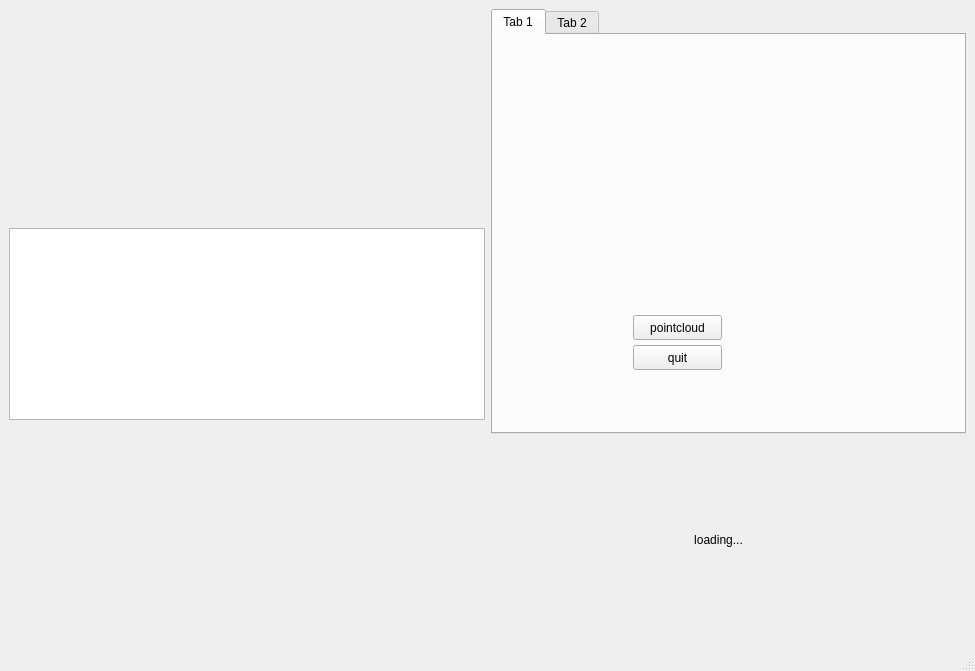
The window that src/qt_ros_pcl/gui/mainwindow.ui (wangzivector/Object_Recognition_and_Alignment-ROS-RCNN-PCL-Qt-GUI) describes before a commit, drawn with Qt 5.
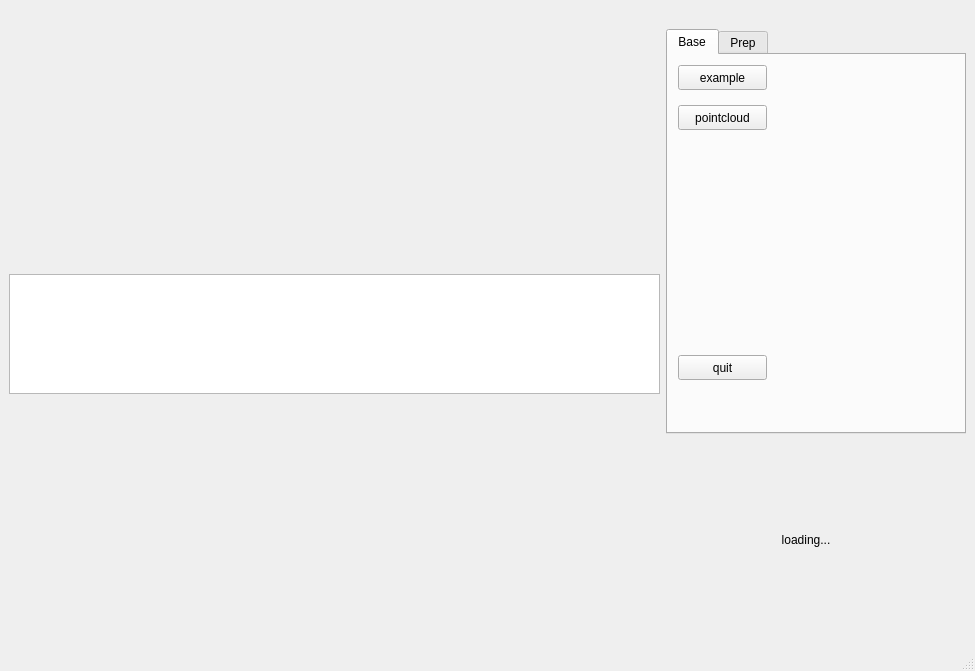
The same window after the commit. Icons and pictures are not drawn.

Commit message: adding gui all widget and build up pcl class.

Diff of the .ui file:
```diff
--- a/src/qt_ros_pcl/gui/mainwindow.ui
+++ b/src/qt_ros_pcl/gui/mainwindow.ui
@@ -23,6 +23,19 @@
    <layout class="QHBoxLayout" name="horizontalLayout_3">
     <item>
      <layout class="QVBoxLayout" name="verticalLayout_left">
+      <item>
+       <spacer name="horizontalSpacer_3">
+        <property name="orientation">
+         <enum>Qt::Horizontal</enum>
+        </property>
+        <property name="sizeHint" stdset="0">
+         <size>
+          <width>40</width>
+          <height>20</height>
+         </size>
+        </property>
+       </spacer>
+      </item>
       <item>
        <layout class="QVBoxLayout" name="verticalLayout"/>
       </item>
@@ -31,11 +44,17 @@
         <item>
          <widget class="QTextBrowser" name="textBrowser">
           <property name="sizePolicy">
-           <sizepolicy hsizetype="Expanding" vsizetype="Fixed">
+           <sizepolicy hsizetype="Expanding" vsizetype="Maximum">
             <horstretch>0</horstretch>
             <verstretch>50</verstretch>
            </sizepolicy>
           </property>
+          <property name="maximumSize">
+           <size>
+            <width>16777215</width>
+            <height>120</height>
+           </size>
+          </property>
          </widget>
         </item>
        </layout>
@@ -44,17 +63,66 @@
     </item>
     <item>
      <layout class="QVBoxLayout" name="verticalLayout_right">
+      <item>
+       <spacer name="horizontalSpacer">
+        <property name="orientation">
+         <enum>Qt::Horizontal</enum>
+        </property>
+        <property name="sizeType">
+         <enum>QSizePolicy::Fixed</enum>
+        </property>
+        <property name="sizeHint" stdset="0">
+         <size>
+          <width>300</width>
+          <height>20</height>
+         </size>
+        </property>
+       </spacer>
+      </item>
       <item>
        <widget class="QTabWidget" name="tabWidget">
+        <property name="sizePolicy">
+         <sizepolicy hsizetype="Fixed" vsizetype="Minimum">
+          <horstretch>255</horstretch>
+          <verstretch>255</verstretch>
+         </sizepolicy>
+        </property>
+        <property name="minimumSize">
+         <size>
+          <width>0</width>
+          <height>400</height>
+         </size>
+        </property>
+        <property name="maximumSize">
+         <size>
+          <width>400</width>
+          <height>500</height>
+         </size>
+        </property>
+        <property name="baseSize">
+         <size>
+          <width>500</width>
+          <height>500</height>
+         </size>
+        </property>
+        <property name="currentIndex">
+         <number>0</number>
+        </property>
         <widget class="QWidget" name="tab">
+         <property name="toolTip">
+          <string>&lt;html&gt;&lt;head/&gt;&lt;body&gt;&lt;p&gt;basic&lt;/p&gt;&lt;/body&gt;&lt;/html&gt;</string>
+         </property>
+         <property name="styleSheet">
+          <string notr="true"/>
+         </property>
          <attribute name="title">
-          <string>Tab 1</string>
+          <string>Base</string>
          </attribute>
          <widget class="QPushButton" name="pushButton_quit">
           <property name="geometry">
            <rect>
-            <x>140</x>
-            <y>310</y>
+            <x>10</x>
+            <y>300</y>
             <width>89</width>
             <height>25</height>
            </rect>
@@ -66,8 +134,8 @@
          <widget class="QPushButton" name="pushButton_pc">
           <property name="geometry">
            <rect>
-            <x>140</x>
-            <y>280</y>
+            <x>10</x>
+            <y>50</y>
             <width>89</width>
             <height>25</height>
            </rect>
@@ -76,10 +144,23 @@
            <string>pointcloud</string>
           </property>
          </widget>
+         <widget class="QPushButton" name="pushButton_ex">
+          <property name="geometry">
+           <rect>
+            <x>10</x>
+            <y>10</y>
+            <width>89</width>
+            <height>25</height>
+           </rect>
+          </property>
+          <property name="text">
+           <string>example</string>
+          </property>
+         </widget>
         </widget>
         <widget class="QWidget" name="tab_2">
          <attribute name="title">
-          <string>Tab 2</string>
+          <string>Prep</string>
          </attribute>
         </widget>
        </widget>
@@ -89,11 +170,17 @@
         <item>
          <widget class="QLabel" name="label">
           <property name="sizePolicy">
-           <sizepolicy hsizetype="Expanding" vsizetype="Preferred">
-            <horstretch>0</horstretch>
+           <sizepolicy hsizetype="Fixed" vsizetype="Maximum">
+            <horstretch>200</horstretch>
             <verstretch>50</verstretch>
            </sizepolicy>
           </property>
+          <property name="maximumSize">
+           <size>
+            <width>300</width>
+            <height>300</height>
+           </size>
+          </property>
           <property name="layoutDirection">
            <enum>Qt::LeftToRight</enum>
           </property>
@@ -111,7 +198,7 @@
            <enum>Qt::Vertical</enum>
           </property>
           <property name="sizeType">
-           <enum>QSizePolicy::Fixed</enum>
+           <enum>QSizePolicy::Expanding</enum>
           </property>
           <property name="sizeHint" stdset="0">
            <size>
```
Left out of the diff: 8 changed lines with no effect on the pictures. The commit also changes 13 other files.
